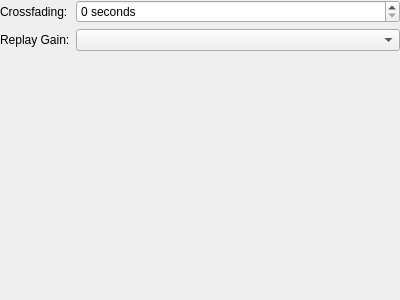
Old version of the form gui/playbacksettings.ui in the repository polpo/cantata-mac.
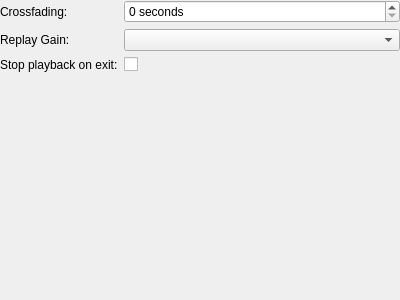
New version of the form.

Commit message: Add option to stop playback when cantata quits

```diff
--- a/gui/playbacksettings.ui
+++ b/gui/playbacksettings.ui
@@ -50,6 +50,19 @@
    <item row="1" column="1">
     <widget class="QComboBox" name="replayGain"/>
    </item>
+   <item row="2" column="0">
+    <widget class="QLabel" name="label_6b">
+     <property name="text">
+      <string>Stop playback on exit:</string>
+     </property>
+     <property name="buddy">
+      <cstring>stopOnExit</cstring>
+     </property>
+    </widget>
+   </item>
+   <item row="2" column="1">
+    <widget class="QCheckBox" name="stopOnExit"/>
+   </item>
   </layout>
  </widget>
  <resources/>
```
The commit also changes 3 other files.
